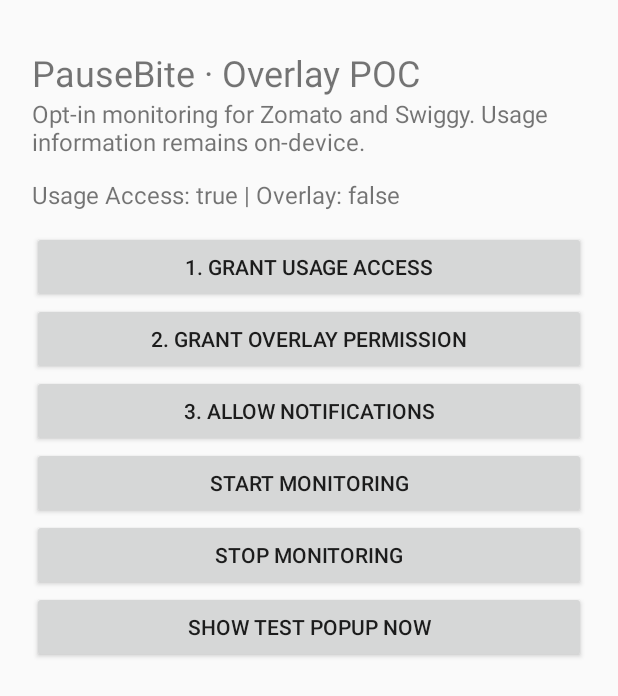
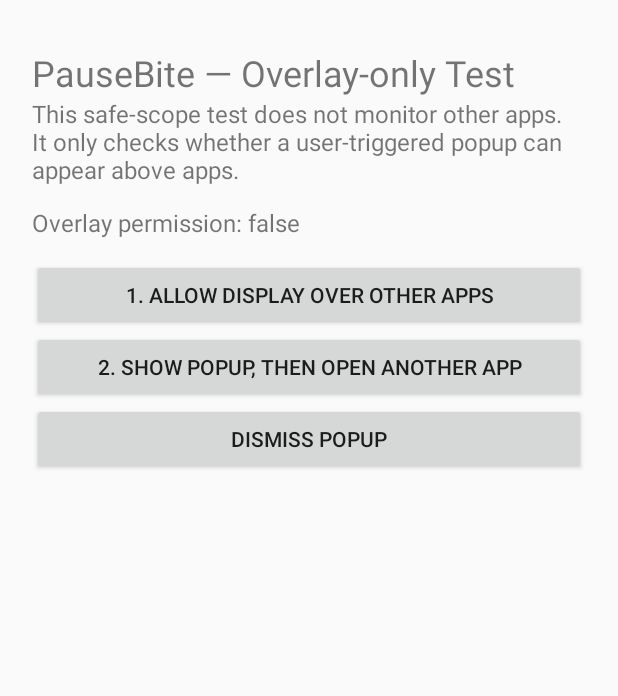
Before and after one commit to CodeWith-ShivamSisodiya/PauseBite, an Android app: the screen it shows after launch (MainActivity), on a phone screen of 412 x 824 dp. Shown: the top 696 px of the screen. Run offline under Robolectric (Android 15) with nearby library versions, the phone set to English and light mode, and no system bars.

Commit message:
Scope POC to explicit overlay-only safety test

```diff
--- a/app/src/main/java/com/pausebite/poc/MainActivity.kt
+++ b/app/src/main/java/com/pausebite/poc/MainActivity.kt
@@ -1,42 +1,41 @@
 package com.pausebite.poc
-import android.Manifest
+
 import android.app.Activity
-import android.app.AppOpsManager
 import android.content.Intent
 import android.net.Uri
-import android.os.Build
 import android.os.Bundle
-import android.os.Process
 import android.provider.Settings
 import android.widget.Button
 import android.widget.LinearLayout
 import android.widget.TextView
 import android.widget.Toast
 
-class MainActivity: Activity() {
+class MainActivity : Activity() {
  private lateinit var status: TextView
  override fun onCreate(savedInstanceState: Bundle?) {
   super.onCreate(savedInstanceState)
   val root=LinearLayout(this).apply { orientation=LinearLayout.VERTICAL; setPadding(32,48,32,24) }
-  fun addButton(label:String, action:()->Unit) { root.addView(Button(this).apply { text=label; setOnClickListener { action() } }) }
-  root.addView(TextView(this).apply { text="PauseBite · Overlay POC"; textSize=24f })
-  root.addView(TextView(this).apply { text="Opt-in monitoring for Zomato and Swiggy. Usage information remains on-device."; textSize=16f })
-  status=TextView(this).apply { textSize=16f; setPadding(0,20,0,20) }; root.addView(status)
-  addButton("1. Grant Usage Access") { startActivity(Intent(Settings.ACTION_USAGE_ACCESS_SETTINGS)) }
-  addButton("2. Grant Overlay Permission") { startActivity(Intent(Settings.ACTION_MANAGE_OVERLAY_PERMISSION, Uri.parse("package:$packageName"))) }
-  if(Build.VERSION.SDK_INT>=33) addButton("3. Allow Notifications") { requestPermissions(arrayOf(Manifest.permission.POST_NOTIFICATIONS),8) }
-  addButton("START monitoring") {
-   if(!usageAllowed() || !Settings.canDrawOverlays(this)) { Toast.makeText(this,"Grant both special permissions first",Toast.LENGTH_LONG).show() }
-   else try { startForegroundService(Intent(this,MonitorService::class.java)); Toast.makeText(this,"Monitoring started",Toast.LENGTH_SHORT).show() }
-   catch(e:Exception) { Toast.makeText(this,"Start failed: ${e.message}",Toast.LENGTH_LONG).show() }
-  }
-  addButton("STOP monitoring") { stopService(Intent(this,MonitorService::class.java)) }
-  addButton("Show test popup now") { if(Settings.canDrawOverlays(this)) Overlay.show(this,"Manual test") else Toast.makeText(this,"Grant overlay permission first",Toast.LENGTH_SHORT).show() }
+  root.addView(TextView(this).apply { text="PauseBite — Overlay-only Test"; textSize=24f })
+  root.addView(TextView(this).apply { text="This safe-scope test does not monitor other apps. It only checks whether a user-triggered popup can appear above apps."; textSize=16f })
+  status=TextView(this).apply { textSize=16f; setPadding(0,20,0,20) }
+  root.addView(status)
+  root.addView(Button(this).apply {
+   text="1. Allow display over other apps"
+   setOnClickListener { startActivity(Intent(Settings.ACTION_MANAGE_OVERLAY_PERMISSION,Uri.parse("package:$packageName"))) }
+  })
+  root.addView(Button(this).apply {
+   text="2. Show popup, then open another app"
+   setOnClickListener {
+    if(!Settings.canDrawOverlays(this@MainActivity)) {
+     Toast.makeText(this@MainActivity,"Grant overlay permission first",Toast.LENGTH_LONG).show()
+    } else {
+     Overlay.show(this@MainActivity,"Manual overlay test")
+     Toast.makeText(this@MainActivity,"Press Home and open another app; dismiss popup there",Toast.LENGTH_LONG).show()
+    }
+   }
+  })
+  root.addView(Button(this).apply { text="Dismiss popup"; setOnClickListener { Overlay.hide() } })
   setContentView(root)
  }
- override fun onResume() { super.onResume(); if(::status.isInitialized) status.text="Usage Access: ${usageAllowed()} | Overlay: ${Settings.canDrawOverlays(this)}" }
- private fun usageAllowed():Boolean {
-  val ops=getSystemService(APP_OPS_SERVICE) as AppOpsManager
-  return ops.checkOpNoThrow(AppOpsManager.OPSTR_GET_USAGE_STATS,Process.myUid(),packageName)==AppOpsManager.MODE_ALLOWED
- }
+ override fun onResume() { super.onResume(); if(::status.isInitialized) status.text="Overlay permission: ${Settings.canDrawOverlays(this)}" }
 }
```
